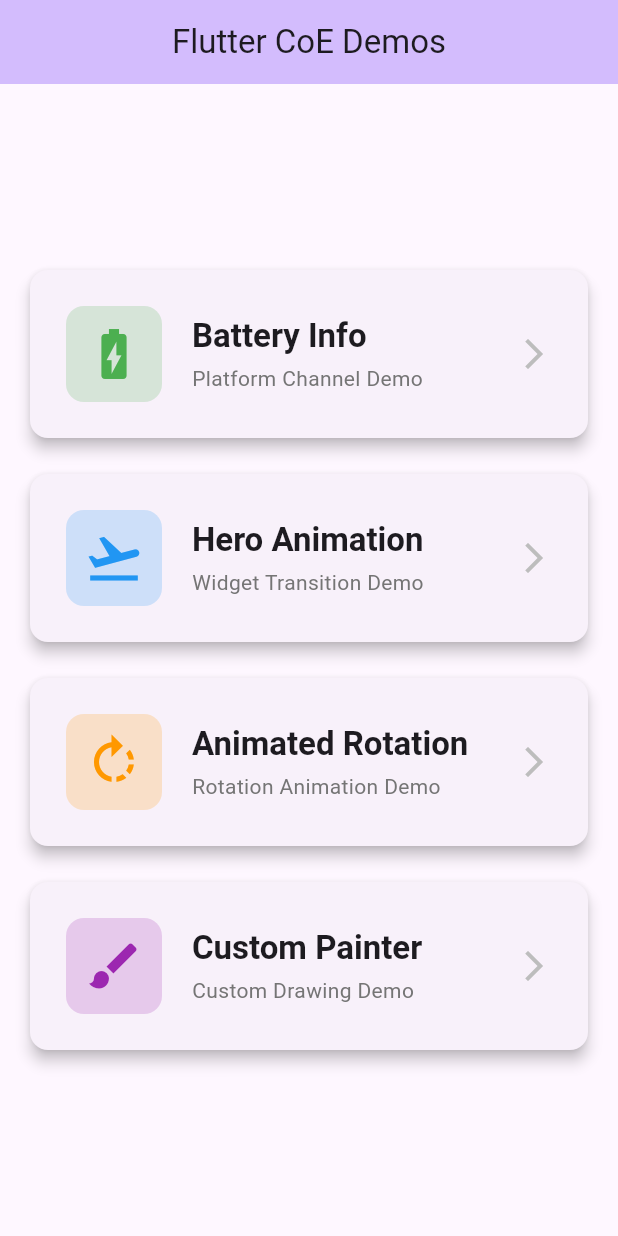
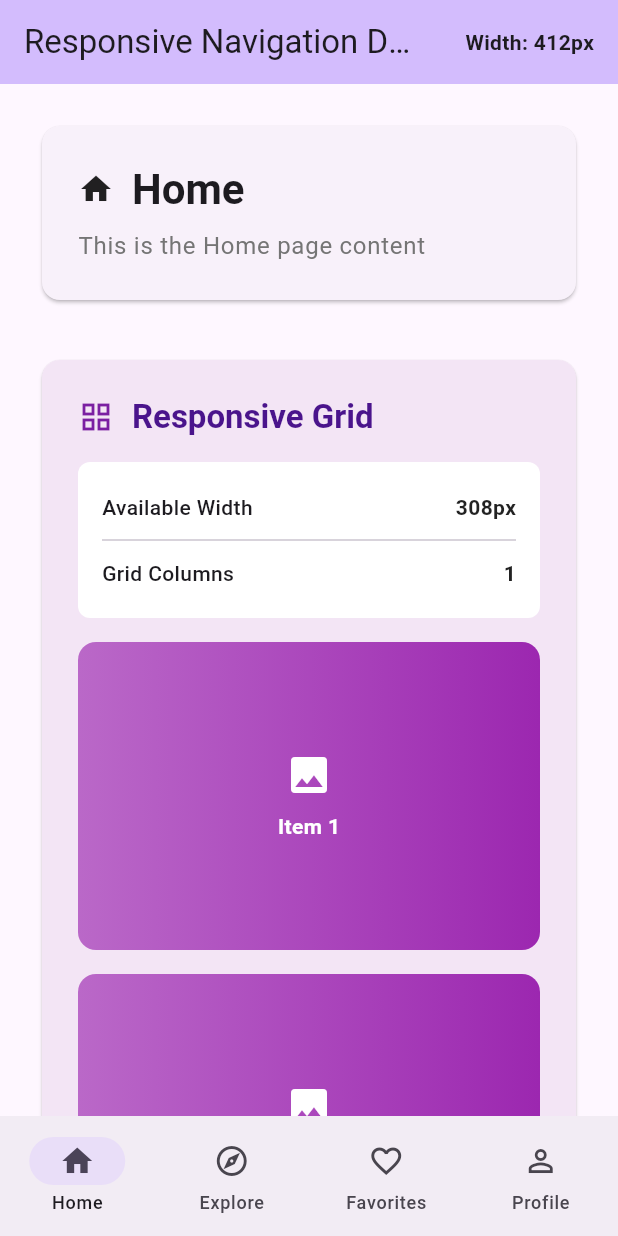
Before and after one commit to smruti-incubyte/flutter-coe, a Flutter app: the screen it shows after launch, on a phone screen of 412 x 824 dp. Run offline on Flutter 3.47's test engine with Material 3 defaults, Android fonts, the phone set to English and light mode, and no system bars.

Commit message:
(DAY 9) Update main.dart to set ResponsiveNavigationScreen as the default home widget and add routing for HomeScreen and ResponsiveNavigationScreen.

```diff
--- a/lib/main.dart
+++ b/lib/main.dart
@@ -1,5 +1,6 @@
 import 'package:flutter/material.dart';
 import 'screens/home_screen.dart';
+import 'screens/responsive_navigation_screen.dart';
 
 void main() {
   runApp(const MyApp());
@@ -17,7 +18,12 @@ class MyApp extends StatelessWidget {
         colorScheme: ColorScheme.fromSeed(seedColor: Colors.deepPurple),
         useMaterial3: true,
       ),
-      home: const HomeScreen(),
+      // Start directly with the responsive navigation screen
+      home: const ResponsiveNavigationScreen(),
+      routes: {
+        '/home': (context) => const HomeScreen(),
+        '/responsive': (context) => const ResponsiveNavigationScreen(),
+      },
     );
   }
 }
--- /dev/null
+++ b/lib/screens/responsive_navigation_screen.dart
@@ -0,0 +1,463 @@
+import 'package:flutter/material.dart';
+
+/// Responsive Navigation Screen
+/// Demonstrates adaptive UI using MediaQuery and LayoutBuilder
+/// - Shows NavigationBar (bottom) for screens < 600px
+/// - Shows NavigationRail (side) for screens >= 600px
+class ResponsiveNavigationScreen extends StatefulWidget {
+  const ResponsiveNavigationScreen({super.key});
+
+  @override
+  State<ResponsiveNavigationScreen> createState() =>
+      _ResponsiveNavigationScreenState();
+}
+
+class _ResponsiveNavigationScreenState
+    extends State<ResponsiveNavigationScreen> {
+  int _selectedIndex = 0;
+
+  // Navigation destinations shared across both UI variants
+  final List<NavigationDestination> _destinations = const [
+    NavigationDestination(
+      icon: Icon(Icons.home_outlined),
+      selectedIcon: Icon(Icons.home),
+      label: 'Home',
+    ),
+    NavigationDestination(
+      icon: Icon(Icons.explore_outlined),
+      selectedIcon: Icon(Icons.explore),
+      label: 'Explore',
+    ),
+    NavigationDestination(
+      icon: Icon(Icons.favorite_outline),
+      selectedIcon: Icon(Icons.favorite),
+      label: 'Favorites',
+    ),
+    NavigationDestination(
+      icon: Icon(Icons.person_outline),
+      selectedIcon: Icon(Icons.person),
+      label: 'Profile',
+    ),
+  ];
+
+  @override
+  Widget build(BuildContext context) {
+    // Get screen width using MediaQuery.sizeOf (recommended approach)
+    final screenWidth = MediaQuery.sizeOf(context).width;
+    final isLargeScreen = screenWidth >= 600;
+
+    return Scaffold(
+      appBar: AppBar(
+        title: const Text('Responsive Navigation Demo'),
+        backgroundColor: Theme.of(context).colorScheme.inversePrimary,
+        actions: [
+          // Display current screen width
+          Padding(
+            padding: const EdgeInsets.all(16.0),
+            child: Center(
+              child: Text(
+                'Width: ${screenWidth.toStringAsFixed(0)}px',
+                style: const TextStyle(fontWeight: FontWeight.bold),
+              ),
+            ),
+          ),
+        ],
+      ),
+      body: Row(
+        children: [
+          // NavigationRail for large screens (>= 600px)
+          if (isLargeScreen)
+            NavigationRail(
+              selectedIndex: _selectedIndex,
+              onDestinationSelected: (index) {
+                setState(() {
+                  _selectedIndex = index;
+                });
+              },
+              labelType: NavigationRailLabelType.all,
+              destinations: _destinations
+                  .map(
+                    (dest) => NavigationRailDestination(
+                      icon: dest.icon,
+                      selectedIcon: dest.selectedIcon,
+                      label: Text(dest.label),
+                    ),
+                  )
+                  .toList(),
+            ),
+
+          // Vertical divider
+          if (isLargeScreen) const VerticalDivider(thickness: 1, width: 1),
+
+          // Main content area
+          Expanded(child: _buildContent(screenWidth, isLargeScreen)),
+        ],
+      ),
+      // NavigationBar for small screens (< 600px)
+      bottomNavigationBar: !isLargeScreen
+          ? NavigationBar(
+              selectedIndex: _selectedIndex,
+              onDestinationSelected: (index) {
+                setState(() {
+                  _selectedIndex = index;
+                });
+              },
+              destinations: _destinations,
+            )
+          : null,
+    );
+  }
+
+  Widget _buildContent(double screenWidth, bool isLargeScreen) {
+    return SingleChildScrollView(
+      padding: const EdgeInsets.all(24.0),
+      child: Column(
+        crossAxisAlignment: CrossAxisAlignment.start,
+        children: [
+          // Current page indicator
+          _buildPageHeader(),
+          const SizedBox(height: 32),
+
+          // // MediaQuery example
+          // _buildMediaQueryExample(screenWidth, isLargeScreen),
+          // const SizedBox(height: 32),
+
+          // // LayoutBuilder example
+          // _buildLayoutBuilderExample(),
+          // const SizedBox(height: 32),
+
+          // Responsive grid demo
+          _buildResponsiveGrid(),
+        ],
+      ),
+    );
+  }
+
+  Widget _buildPageHeader() {
+    final pages = ['Home', 'Explore', 'Favorites', 'Profile'];
+    return Card(
+      child: Padding(
+        padding: const EdgeInsets.all(24.0),
+        child: Column(
+          crossAxisAlignment: CrossAxisAlignment.start,
+          children: [
+            Row(
+              children: [
+                _destinations[_selectedIndex].selectedIcon ??
+                    _destinations[_selectedIndex].icon,
+                const SizedBox(width: 12),
+                Text(
+                  pages[_selectedIndex],
+                  style: Theme.of(context).textTheme.headlineMedium?.copyWith(
+                    fontWeight: FontWeight.bold,
+                  ),
+                ),
+              ],
+            ),
+            const SizedBox(height: 8),
+            Text(
+              'This is the ${pages[_selectedIndex]} page content',
+              style: Theme.of(
+                context,
+              ).textTheme.bodyLarge?.copyWith(color: Colors.grey[600]),
+            ),
+          ],
+        ),
+      ),
+    );
+  }
+
+  Widget _buildMediaQueryExample(double screenWidth, bool isLargeScreen) {
+    return Card(
+      color: Colors.blue.shade50,
+      child: Padding(
+        padding: const EdgeInsets.all(24.0),
+        child: Column(
+          crossAxisAlignment: CrossAxisAlignment.start,
+          children: [
+            Row(
+              children: [
+                Icon(Icons.phone_android, color: Colors.blue.shade700),
+                const SizedBox(width: 12),
+                Text(
+                  'MediaQuery.sizeOf Example',
+                  style: Theme.of(context).textTheme.titleLarge?.copyWith(
+                    fontWeight: FontWeight.bold,
+                    color: Colors.blue.shade900,
+                  ),
+                ),
+              ],
+            ),
+            const SizedBox(height: 16),
+            Container(
+              padding: const EdgeInsets.all(16),
+              decoration: BoxDecoration(
+                color: Colors.white,
+                borderRadius: BorderRadius.circular(8),
+              ),
+              child: Column(
+                crossAxisAlignment: CrossAxisAlignment.start,
+                children: [
+                  _buildInfoRow(
+                    'Screen Width',
+                    '${screenWidth.toStringAsFixed(2)}px',
+                  ),
+                  const Divider(),
+                  _buildInfoRow(
+                    'Screen Type',
+                    isLargeScreen ? 'Large (≥ 600px)' : 'Small (< 600px)',
+                  ),
+                  const Divider(),
+                  _buildInfoRow(
+                    'Navigation Type',
+                    isLargeScreen ? 'NavigationRail' : 'NavigationBar',
+                  ),
+                  const Divider(),
+                  _buildInfoRow('Breakpoint', '600px (Material Guidelines)'),
+                ],
+              ),
+            ),
+            const SizedBox(height: 12),
+            Text(
+              '💡 Resize the browser window to see the navigation switch!',
+              style: TextStyle(
+                fontStyle: FontStyle.italic,
+                color: Colors.blue.shade700,
+              ),
+            ),
+          ],
+        ),
+      ),
+    );
+  }
+
+  Widget _buildLayoutBuilderExample() {
+    return Card(
+      color: Colors.green.shade50,
+      child: Padding(
+        padding: const EdgeInsets.all(24.0),
+        child: Column(
+          crossAxisAlignment: CrossAxisAlignment.start,
+          children: [
+            Row(
+              children: [
+                Icon(Icons.view_compact, color: Colors.green.shade700),
+                const SizedBox(width: 12),
+                Text(
+                  'LayoutBuilder Example',
+                  style: Theme.of(context).textTheme.titleLarge?.copyWith(
+                    fontWeight: FontWeight.bold,
+                    color: Colors.green.shade900,
+                  ),
+                ),
+              ],
+            ),
+            const SizedBox(height: 16),
+            LayoutBuilder(
+              builder: (context, constraints) {
+                // Use LayoutBuilder to get parent widget constraints
+                final maxWidth = constraints.maxWidth;
+                final isWide = maxWidth >= 600;
+
+                return Container(
+                  padding: const EdgeInsets.all(16),
+                  decoration: BoxDecoration(
+                    color: Colors.white,
+                    borderRadius: BorderRadius.circular(8),
+                  ),
+                  child: Column(
+                    crossAxisAlignment: CrossAxisAlignment.start,
+                    children: [
+                      _buildInfoRow(
+                        'Available Width',
+                        '${maxWidth.toStringAsFixed(2)}px',
+                      ),
+                      const Divider(),
+                      _buildInfoRow(
+                        'Min Width',
+                        '${constraints.minWidth.toStringAsFixed(2)}px',
+                      ),
+                      const Divider(),
+                      _buildInfoRow(
+                        'Max Width',
+                        '${constraints.maxWidth.toStringAsFixed(2)}px',
+                      ),
+                      const Divider(),
+                      _buildInfoRow(
+                        'Layout Type',
+                        isWide ? 'Wide Layout' : 'Narrow Layout',
+                      ),
+                      const SizedBox(height: 16),
+                      Container(
+                        width: double.infinity,
+                        padding: const EdgeInsets.all(16),
+                        decoration: BoxDecoration(
+                          color: isWide
+                              ? Colors.green.shade100
+                              : Colors.orange.shade100,
+                          borderRadius: BorderRadius.circular(8),
+                        ),
+                        child: Text(
+                          isWide
+                              ? '✓ This content area is wide enough for expanded view'
+                              : '⚠ This content area uses compact view',
+                          style: TextStyle(
+                            fontWeight: FontWeight.bold,
+                            color: isWide
+                                ? Colors.green.shade900
+                                : Colors.orange.shade900,
+                          ),
+                          textAlign: TextAlign.center,
+                        ),
+                      ),
+                    ],
+                  ),
+                );
+              },
+            ),
+            const SizedBox(height: 12),
+            Text(
+              '💡 LayoutBuilder provides constraints from parent widget, not entire screen',
+              style: TextStyle(
+                fontStyle: FontStyle.italic,
+                color: Colors.green.shade700,
+              ),
+            ),
+          ],
+        ),
+      ),
+    );
+  }
+
+  Widget _buildResponsiveGrid() {
+    return Card(
+      color: Colors.purple.shade50,
+      child: Padding(
+        padding: const EdgeInsets.all(24.0),
+        child: Column(
+          crossAxisAlignment: CrossAxisAlignment.start,
+          children: [
+            Row(
+              children: [
+                Icon(Icons.grid_view, color: Colors.purple.shade700),
+                const SizedBox(width: 12),
+                Text(
+                  'Responsive Grid',
+                  style: Theme.of(context).textTheme.titleLarge?.copyWith(
+                    fontWeight: FontWeight.bold,
+                    color: Colors.purple.shade900,
+                  ),
+                ),
+              ],
+            ),
+            const SizedBox(height: 16),
+            LayoutBuilder(
+              builder: (context, constraints) {
+                // Calculate columns based on available width
+                final width = constraints.maxWidth;
+                final columns = width >= 1200
+                    ? 4
+                    : width >= 800
+                    ? 3
+                    : width >= 600
+                    ? 2
+                    : 1;
+
+                return Column(
+                  children: [
+                    Container(
+                      padding: const EdgeInsets.all(16),
+                      decoration: BoxDecoration(
+                        color: Colors.white,
+                        borderRadius: BorderRadius.circular(8),
+                      ),
+                      child: Column(
+                        children: [
+                          _buildInfoRow(
+                            'Available Width',
+                            '${width.toStringAsFixed(0)}px',
+                          ),
+                          const Divider(),
+                          _buildInfoRow('Grid Columns', '$columns'),
+                          // const Divider(),
+                          // _buildInfoRow(
+                          //   'Breakpoints',
+                          //   '1200px (4) | 800px (3) | 600px (2) | <600px (1)',
+                          // ),
+                        ],
+                      ),
+                    ),
+                    const SizedBox(height: 16),
+                    GridView.builder(
+                      shrinkWrap: true,
+                      physics: const NeverScrollableScrollPhysics(),
+                      gridDelegate: SliverGridDelegateWithFixedCrossAxisCount(
+                        crossAxisCount: columns,
+                        crossAxisSpacing: 16,
+                        mainAxisSpacing: 16,
+                        childAspectRatio: 1.5,
+                      ),
+                      itemCount: 8,
+                      itemBuilder: (context, index) {
+                        return Container(
+                          decoration: BoxDecoration(
+                            gradient: LinearGradient(
+                              colors: [
+                                Colors.purple.shade300,
+                                Colors.purple.shade500,
+                              ],
+                            ),
+                            borderRadius: BorderRadius.circular(12),
+                          ),
+                          child: Center(
+                            child: Column(
+                              mainAxisAlignment: MainAxisAlignment.center,
+                              children: [
+                                const Icon(
+                                  Icons.image,
+                                  color: Colors.white,
+                                  size: 32,
+                                ),
+                                const SizedBox(height: 8),
+                                Text(
+                                  'Item ${index + 1}',
+                                  style: const TextStyle(
+                                    color: Colors.white,
+                                    fontWeight: FontWeight.bold,
+                                  ),
+                                ),
+                              ],
+                            ),
+                          ),
+                        );
+                      },
+                    ),
+                  ],
+                );
+              },
+            ),
+          ],
+        ),
+      ),
+    );
+  }
+
+  Widget _buildInfoRow(String label, String value) {
+    return Padding(
+      padding: const EdgeInsets.symmetric(vertical: 4.0),
+      child: Row(
+        mainAxisAlignment: MainAxisAlignment.spaceBetween,
+        children: [
+          Text(label, style: const TextStyle(fontWeight: FontWeight.w500)),
+          Text(
+            value,
+            style: const TextStyle(
+              fontWeight: FontWeight.bold,
+              color: Colors.black87,
+            ),
+          ),
+        ],
+      ),
+    );
+  }
+}
```
